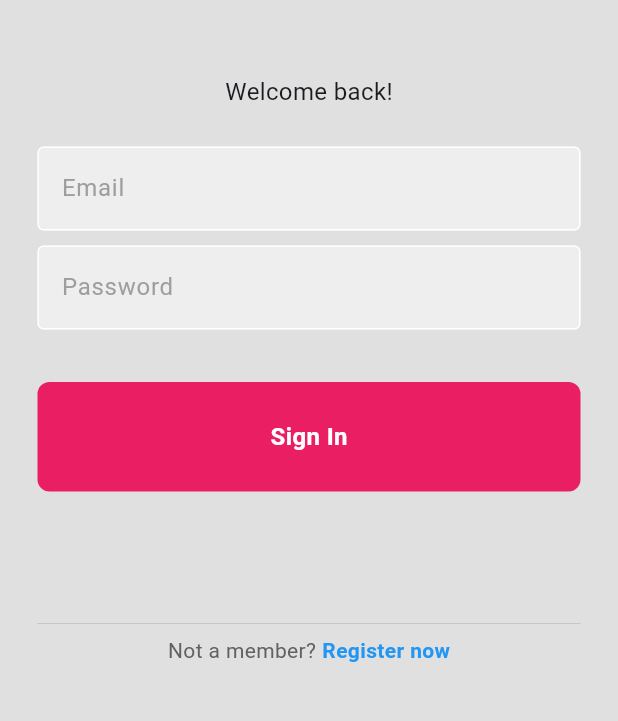
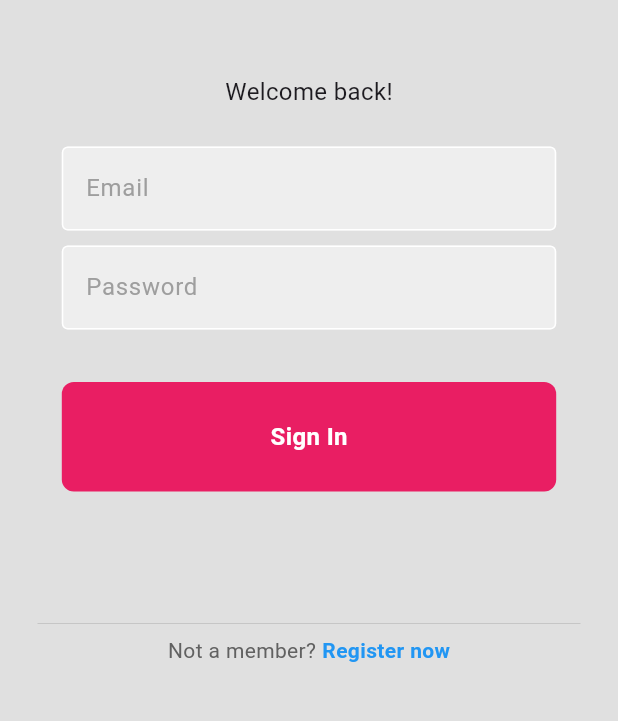
Before and after one commit to katarinasokcevic/StroopEffect, a Flutter app: the screen it shows after launch, on a phone screen of 412 x 824 dp, the part 311-1032 px from its top. Run offline on Flutter 3.47's test engine with Material 3 defaults, Android fonts, the phone set to English and light mode, and no system bars; our stand-ins replace firebase_auth, firebase_core, firebase_storage, shared_preferences; accounts and stored records are empty.

Commit message:
Responzivan login

```diff
--- a/lib/pages/authentication/login.dart
+++ b/lib/pages/authentication/login.dart
@@ -3,6 +3,7 @@ import 'package:flutter/material.dart';
 
 class LoginPage extends StatefulWidget {
   const LoginPage({super.key, required this.onTap});
+
   final Function()? onTap;
 
   @override
@@ -44,7 +45,6 @@ class _LoginPageState extends State<LoginPage> {
       }
 
       showErrorMessage(e.code);
-
     }
   }
 
@@ -66,6 +66,22 @@ class _LoginPageState extends State<LoginPage> {
     );
   }
 
+  Widget _buildResponsiveContainer(double maxWidth, Widget child) {
+    double width = maxWidth;
+    if (MediaQuery.of(context).size.shortestSide < 600) {
+      width *= 0.8; // Use 80% of the width for mobile devices
+    } else if (MediaQuery.of(context).size.shortestSide >= 600 && MediaQuery.of(context).size.shortestSide < 1200) {
+      width *= 0.4; // Use 40% of the width for tablets
+    } else {
+      width *= 0.15; // Use 20% of the width for larger screens
+    }
+    return Center(
+      child: Container(
+        width: width,
+        child: child,
+      ),
+    );
+  }
 
   @override
   Widget build(BuildContext context) {
@@ -97,11 +113,11 @@ class _LoginPageState extends State<LoginPage> {
 
                 const SizedBox(height: 25),
                 // email textfield
-                Padding(
-                  padding: EdgeInsets.symmetric(
-                    horizontal: screenWidth > 600 ? 1100 : 25,
-                  ),
-                  child: TextField(
+                LayoutBuilder(
+                  builder: (BuildContext context, BoxConstraints constraints) {
+                    return _buildResponsiveContainer(
+                      constraints.maxWidth,
+                      TextField(
                           controller: emailController,
                           obscureText: false,
                           decoration: InputDecoration(
@@ -109,7 +125,8 @@ class _LoginPageState extends State<LoginPage> {
                               borderSide: BorderSide(color: Colors.white),
                             ),
                             focusedBorder: OutlineInputBorder(
-                        borderSide: BorderSide(color: Colors.grey.shade400),
+                              borderSide:
+                                  BorderSide(color: Colors.grey.shade400),
                             ),
                             fillColor: Colors.grey.shade200,
                             filled: true,
@@ -117,16 +134,18 @@ class _LoginPageState extends State<LoginPage> {
                             hintStyle: TextStyle(color: Colors.grey[500]),
                           ),
                       ),
+                    );
+                  },
                 ),
 
                 const SizedBox(height: 10),
 
                 // password textfield
-                Padding(
-                  padding: EdgeInsets.symmetric(
-                    horizontal: screenWidth > 600 ? 1100 : 25,
-                  ),
-                  child: TextField(
+                LayoutBuilder(
+                  builder: (BuildContext context, BoxConstraints constraints) {
+                    return _buildResponsiveContainer(
+                      constraints.maxWidth,
+                      TextField(
                           controller: passwordController,
                           obscureText: true,
                           decoration: InputDecoration(
@@ -134,7 +153,8 @@ class _LoginPageState extends State<LoginPage> {
                               borderSide: BorderSide(color: Colors.white),
                             ),
                             focusedBorder: OutlineInputBorder(
-                        borderSide: BorderSide(color: Colors.grey.shade400),
+                              borderSide:
+                                  BorderSide(color: Colors.grey.shade400),
                             ),
                             fillColor: Colors.grey.shade200,
                             filled: true,
@@ -142,19 +162,22 @@ class _LoginPageState extends State<LoginPage> {
                             hintStyle: TextStyle(color: Colors.grey[500]),
                           ),
                       ),
+                    );
+                  },
                 ),
 
                 const SizedBox(height: 10),
                 const SizedBox(height: 25),
 
                 // sign in button
+                LayoutBuilder(
+                  builder: (BuildContext context, BoxConstraints constraints) {
+                    return _buildResponsiveContainer(
+                      constraints.maxWidth,
                       GestureDetector(
                           onTap: signUserIn,
                           child: Container(
                             padding: EdgeInsets.all(25),
-                    margin: EdgeInsets.symmetric(
-                      horizontal: screenWidth > 600 ? 1100 : 25,
-                    ),
                             decoration: BoxDecoration(
                               color: Colors.pink,
                               borderRadius: BorderRadius.circular(8),
@@ -170,6 +193,9 @@ class _LoginPageState extends State<LoginPage> {
                               ),
                             ),
                           ),
+                      ),
+                    );
+                  },
                 ),
 
                 const SizedBox(height: 80),
--- a/lib/pages/home.dart
+++ b/lib/pages/home.dart
@@ -24,7 +24,6 @@ class _HomePageState extends State<HomePage> {
 
   @override
   Widget build(BuildContext context) {
-    double screenWidth = MediaQuery.of(context).size.width;
     return Scaffold(
       backgroundColor: Colors.grey[300],
       body: SafeArea(
--- a/pubspec.yaml
+++ b/pubspec.yaml
@@ -66,6 +66,7 @@ flutter:
   # the material Icons class.
   uses-material-design: true
 
+
   # To add assets to your application, add an assets section, like this:
   # assets:
   #   - images/a_dot_burr.jpeg
```
Lines whose indentation alone changed are shown as unchanged.
